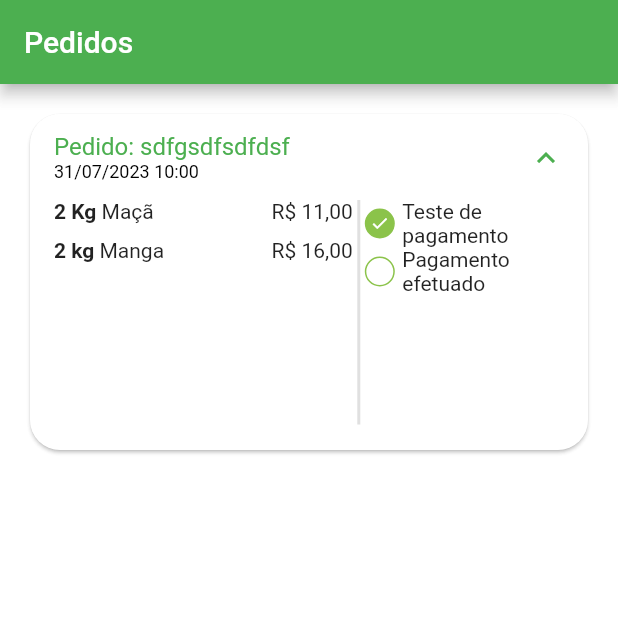
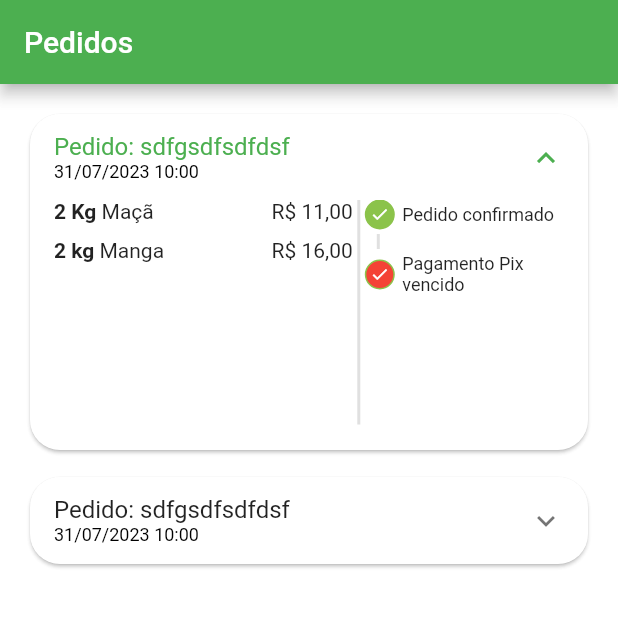
Before and after one commit to devflutterfelipe/projetoquitandavirtual, a Flutter app: the OrdersTab screen opened directly, after a tap on an icon or button, on a phone screen of 412 x 824 dp, the top half of it. Run offline on Flutter 3.47's test engine with Material 2 defaults, Android fonts, the phone set to English and light mode, and no system bars; our stand-ins replace animated_text_kit, badges, mask_text_input_formatter.

Commit message:
Espaçamentos verticais e status corretos

```diff
--- a/lib/src/config/app_data.dart
+++ b/lib/src/config/app_data.dart
@@ -97,17 +97,15 @@ UserModel user = UserModel(
   password: '',
 );
 
-
 List<OrderModel> orders = [
+  // Pedido 01
 
   OrderModel(
     copyAndPaste: 'sfdssdfds',
     createdDateTime: DateTime.parse(
       '2023-07-31 10:0010.458',
     ),
-    overdueDateTime:DateTime.parse(
-      '2023-07-31 11:0010.458'
-    ),
+    overdueDateTime: DateTime.parse('2023-07-31 11:0010.458'),
     id: 'sdfgsdfsdfdsf',
     status: 'pending_payment',
     total: 11.0,
@@ -122,4 +120,21 @@ List<OrderModel> orders = [
       ),
     ],
   ),
+  // Pedido 02
+  OrderModel(
+    copyAndPaste: 'sfdssdfds',
+    createdDateTime: DateTime.parse(
+      '2023-07-31 10:0010.458',
+    ),
+    overdueDateTime: DateTime.parse('2023-07-31 11:0010.458'),
+    id: 'sdfgsdfsdfdsf',
+    status: 'refunded',
+    total: 11.5,
+    items: [
+      CartItemModel(
+        item: guava,
+        quantity: 1,
+      ),
+    ],
+  ),
 ];
--- a/lib/src/pages/orders/components/order_status_widget.dart
+++ b/lib/src/pages/orders/components/order_status_widget.dart
@@ -5,7 +5,18 @@ class OrderStatusWidget extends StatelessWidget {
   final String status;
   final bool isOverdue;
 
-  const OrderStatusWidget({
+  final Map<String, int> allStatus = <String, int>{
+    'pending_payment': 0,
+    'refunded': 1,
+    'paid': 2,
+    'preparing_purchase': 3,
+    'shipping': 4,
+    'delivered': 5,
+  };
+
+  int get currentStatus => allStatus[status]!;
+
+  OrderStatusWidget({
     super.key,
     required this.isOverdue,
     required this.status,
@@ -14,16 +25,44 @@ class OrderStatusWidget extends StatelessWidget {
   @override
   Widget build(BuildContext context) {
     return Column(
+      crossAxisAlignment: CrossAxisAlignment.start,
       children: [
-        _StatusDot(
-          title: 'Teste de pagamento',
+        const _StatusDot(
           isActive: true,
+          title: 'Pedido confirmado',
         ),
-        _StatusDot(
-          title: 'Pagamento efetuado',
-          isActive: false,
-        ),
+        const _CustomDivider(),
+        if (currentStatus == 1) ...[
+          const _StatusDot(
+            isActive: true,
+            title: 'Pix estornado',
+            backgroundColor: Colors.orange,
+          ),
+        ] else if (isOverdue) ...[
+          const _StatusDot(
+            isActive: true,
+            title: 'Pagamento Pix vencido',
+            backgroundColor: Colors.red,
+          ),
+        ]
       ],
+    );
+  }
+}
+
+class _CustomDivider extends StatelessWidget {
+  const _CustomDivider({super.key});
+
+  @override
+  Widget build(BuildContext context) {
+    return Container(
+      margin: const EdgeInsets.symmetric(
+        horizontal: 8,
+        vertical: 3,
+      ),
+      height: 10,
+      width: 2,
+      color: Colors.grey.shade300,
     );
   }
 }
@@ -31,11 +70,13 @@ class OrderStatusWidget extends StatelessWidget {
 class _StatusDot extends StatelessWidget {
   final bool isActive;
   final String title;
+  final Color? backgroundColor;
 
   const _StatusDot({
     super.key,
     required this.isActive,
     required this.title,
+    this.backgroundColor,
   });
 
   @override
@@ -52,8 +93,9 @@ class _StatusDot extends StatelessWidget {
             border: Border.all(
               color: CustomColors.customSwatchColor,
             ),
-            color:
-                isActive ? CustomColors.customSwatchColor : Colors.transparent,
+            color: isActive
+                ? backgroundColor ?? CustomColors.customSwatchColor
+                : Colors.transparent,
           ),
           child: isActive
               ? const Icon(
@@ -69,7 +111,14 @@ class _StatusDot extends StatelessWidget {
         ),
 
         // Texto
-        Expanded(child: Text(title)),
+        Expanded(
+          child: Text(
+            title,
+            style: const TextStyle(
+              fontSize: 12,
+            ),
+          ),
+        ),
       ],
     );
   }
```
Lines whose indentation alone changed are shown as unchanged.
